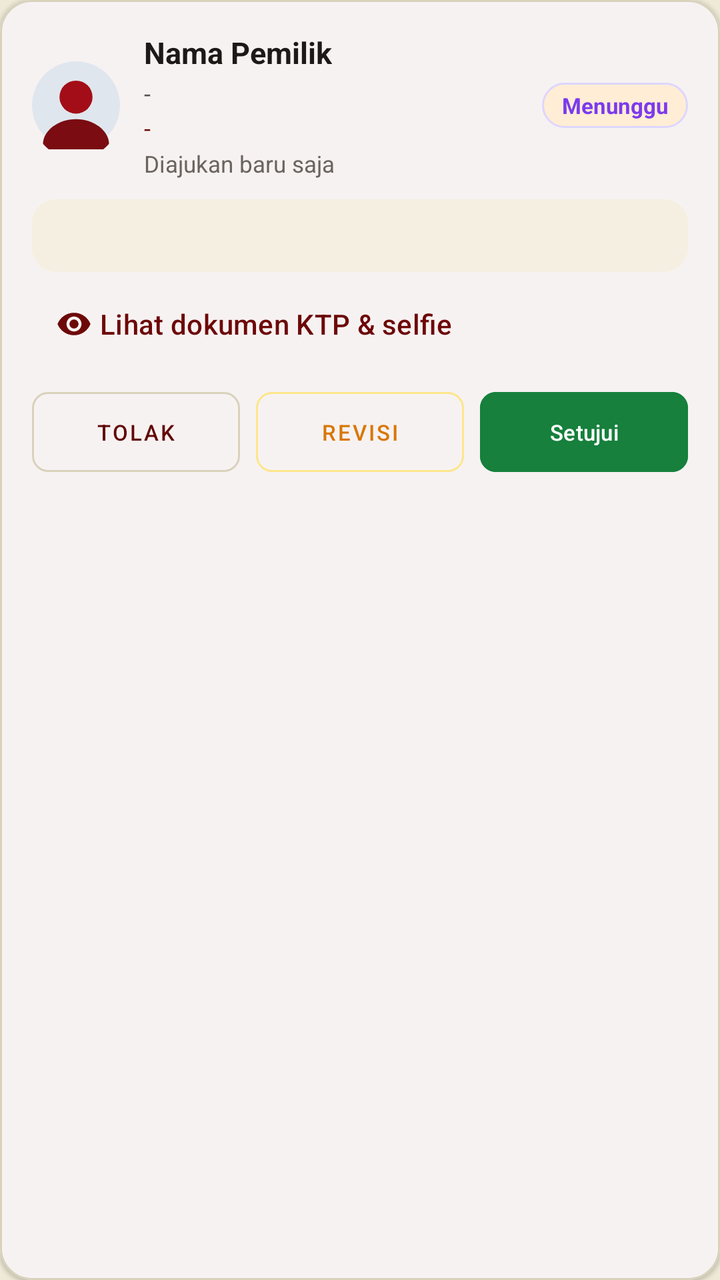
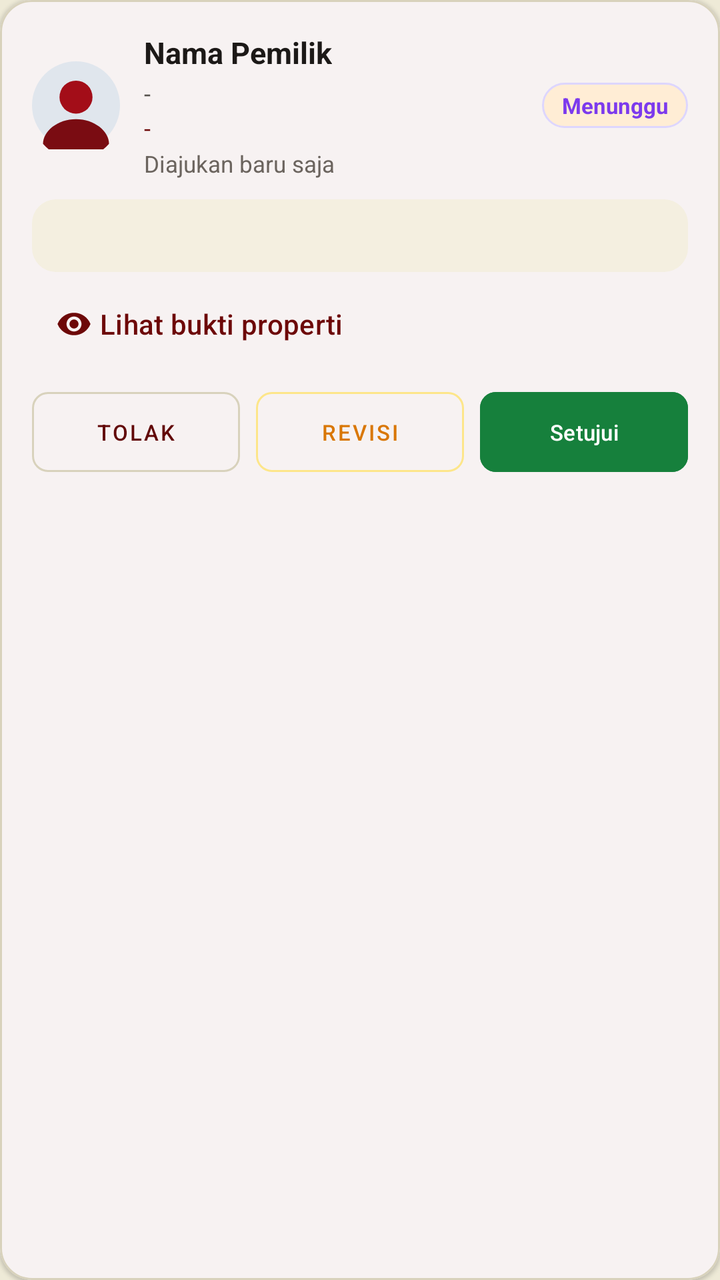

The first picture is an Android layout as it rendered before a commit; the second is the same layout after the commit. The layout source and the unified diff follow.
<!-- AndroidManifest.xml: application theme Theme.CariKostKita -->
<!-- res/layout/item_verification_card.xml -->
<?xml version="1.0" encoding="utf-8"?>
<com.google.android.material.card.MaterialCardView xmlns:android="http://schemas.android.com/apk/res/android"
    xmlns:app="http://schemas.android.com/apk/res-auto"
    android:layout_width="match_parent"
    android:layout_height="wrap_content"
    android:layout_marginBottom="12dp"
    app:cardBackgroundColor="@color/surface"
    app:cardCornerRadius="16dp"
    app:cardElevation="1dp"
    app:strokeColor="@color/border"
    app:strokeWidth="1dp">

    <LinearLayout
        android:layout_width="match_parent"
        android:layout_height="wrap_content"
        android:orientation="vertical"
        android:padding="16dp">

        <LinearLayout
            android:layout_width="match_parent"
            android:layout_height="wrap_content"
            android:gravity="center_vertical"
            android:orientation="horizontal">

            <ImageView
                android:id="@+id/iv_verif_avatar"
                android:layout_width="44dp"
                android:layout_height="44dp"
                android:layout_marginEnd="12dp"
                android:contentDescription="Avatar Calon Pemilik"
                android:src="@drawable/ic_avatar_male" />

            <LinearLayout
                android:layout_width="0dp"
                android:layout_height="wrap_content"
                android:layout_weight="1"
                android:orientation="vertical">

                <TextView
                    android:id="@+id/tv_verif_nama"
                    android:layout_width="wrap_content"
                    android:layout_height="wrap_content"
                    android:text="Nama Pemilik"
                    android:textColor="@color/text_primary"
                    android:textSize="15sp"
                    android:textStyle="bold" />

                <TextView
                    android:id="@+id/tv_verif_email"
                    android:layout_width="wrap_content"
                    android:layout_height="wrap_content"
                    android:layout_marginTop="2dp"
                    android:text="-"
                    android:textColor="@color/text_secondary"
                    android:textSize="12sp" />

                <TextView
                    android:id="@+id/tv_verif_phone"
                    android:layout_width="wrap_content"
                    android:layout_height="wrap_content"
                    android:layout_marginTop="1dp"
                    android:text="-"
                    android:textColor="@color/primary"
                    android:textSize="12sp" />

                <TextView
                    android:id="@+id/tv_verif_time"
                    android:layout_width="wrap_content"
                    android:layout_height="wrap_content"
                    android:layout_marginTop="2dp"
                    android:text="Diajukan baru saja"
                    android:textColor="@color/text_muted"
                    android:textSize="11.5sp" />
            </LinearLayout>

            <TextView
                android:id="@+id/tv_verif_badge"
                android:layout_width="wrap_content"
                android:layout_height="wrap_content"
                android:background="@drawable/bg_badge_campur"
                android:paddingHorizontal="10dp"
                android:paddingVertical="4dp"
                android:text="Menunggu"
                android:textColor="#7C3AED"
                android:textSize="11sp"
                android:textStyle="bold" />
        </LinearLayout>

        
        <TextView
            android:id="@+id/tv_verif_catatan"
            android:layout_width="match_parent"
            android:layout_height="wrap_content"
            android:layout_marginTop="10dp"
            android:background="@drawable/bg_icon_bubble_rect"
            android:padding="10dp"
            android:textColor="@color/text_secondary"
            android:textSize="12sp" />

        <com.google.android.material.button.MaterialButton
            android:id="@+id/btn_verif_docs"
            style="@style/Widget.Material3.Button.TextButton"
            android:layout_width="wrap_content"
            android:layout_height="44dp"
            android:layout_marginTop="4dp"
            android:text="Lihat dokumen KTP &amp; selfie"
            android:textColor="@color/primary"
            app:icon="@drawable/ic_visibility"
            app:iconTint="@color/primary" />

        
        <LinearLayout
            android:layout_width="match_parent"
            android:layout_height="wrap_content"
            android:layout_marginTop="12dp"
            android:orientation="horizontal">

            <com.google.android.material.button.MaterialButton
                android:id="@+id/btn_verif_tolak"
                style="@style/Widget.MaterialComponents.Button.OutlinedButton"
                android:layout_width="0dp"
                android:layout_height="40dp"
                android:layout_marginEnd="4dp"
                android:layout_weight="1"
                android:insetTop="0dp"
                android:insetBottom="0dp"
                android:text="Tolak"
                android:textColor="@color/primary_dark"
                android:textSize="11sp"
                app:cornerRadius="8dp"
                app:strokeColor="@color/border" />

            <com.google.android.material.button.MaterialButton
                android:id="@+id/btn_verif_revisi"
                style="@style/Widget.MaterialComponents.Button.OutlinedButton"
                android:layout_width="0dp"
                android:layout_height="40dp"
                android:layout_marginHorizontal="4dp"
                android:layout_weight="1"
                android:insetTop="0dp"
                android:insetBottom="0dp"
                android:text="Revisi"
                android:textColor="#D97706"
                android:textSize="11sp"
                app:cornerRadius="8dp"
                app:strokeColor="#FDE68A" />

            <com.google.android.material.button.MaterialButton
                android:id="@+id/btn_verif_setujui"
                android:layout_width="0dp"
                android:layout_height="40dp"
                android:layout_marginStart="4dp"
                android:layout_weight="1"
                android:backgroundTint="@color/action_whatsapp"
                android:insetTop="0dp"
                android:insetBottom="0dp"
                android:text="Setujui"
                android:textColor="@color/white"
                android:textSize="11sp"
                app:cornerRadius="8dp" />
        </LinearLayout>

    </LinearLayout>

</com.google.android.material.card.MaterialCardView>
<!-- resources referenced by this layout -->
<resources>
  <color name="action_whatsapp">#16803C</color>
  <color name="border">#D8D2BC</color>
  <color name="primary">#6D0808</color>
  <color name="primary_dark">#620808</color>
  <color name="surface">#FFFFFF</color>
  <color name="text_muted">#6B645E</color>
  <color name="text_primary">#1C1917</color>
  <color name="text_secondary">#57534E</color>
  <color name="white">#FFFFFF</color>
  <!-- drawable bg_badge_campur (drawable) -->
  <?xml version="1.0" encoding="utf-8"?>
  <shape xmlns:android="http://schemas.android.com/apk/res/android">
      <solid android:color="@color/badge_campur_soft" />
      <stroke android:width="1dp" android:color="#DDD6FE" />
      <corners android:radius="99dp" />
  </shape>
  <!-- drawable bg_icon_bubble_rect (drawable) -->
  <?xml version="1.0" encoding="utf-8"?>
  <shape xmlns:android="http://schemas.android.com/apk/res/android" android:shape="rectangle">
      <solid android:color="@color/primary_soft" />
      <corners android:radius="12dp" />
  </shape>
  <!-- drawable ic_avatar_male (drawable) -->
  <vector xmlns:android="http://schemas.android.com/apk/res/android"
      android:width="64dp"
      android:height="64dp"
      android:viewportWidth="64"
      android:viewportHeight="64">
      <path
          android:fillColor="#E0E6ED"
          android:pathData="M32,0A32,32 0,1 0,64,32A32,32 0,0 0,32,0z" />
      <path
          android:fillColor="#A30D18"
          android:pathData="M32,14a12,12 0,1 0,12,12A12,12 0,0 0,32,14z" />
      <path
          android:fillColor="#7A0C12"
          android:pathData="M32,42c-13.33,0 -24,8.67 -24,18a31.8,31.8 0,0 0,48,0C56,50.67 45.33,42 32,42z" />
  </vector>
  <!-- drawable ic_visibility (drawable) -->
  <vector xmlns:android="http://schemas.android.com/apk/res/android"
      android:width="24dp"
      android:height="24dp"
      android:viewportWidth="24"
      android:viewportHeight="24">
      <path
          android:fillColor="@color/text_primary"
          android:pathData="M12,4.5C7,4.5 2.73,7.61 1,12c1.73,4.39 6,7.5 11,7.5s9.27,-3.11 11,-7.5c-1.73,-4.39 -6,-7.5 -11,-7.5zM12,17c-2.76,0 -5,-2.24 -5,-5s2.24,-5 5,-5 5,2.24 5,5 -2.24,5 -5,5zm0,-8c-1.66,0 -3,1.34 -3,3s1.34,3 3,3 3,-1.34 3,-3 -1.34,-3 -3,-3z"/>
  </vector>
  <style name="Theme.CariKostKita" parent="Theme.Material3.DayNight.NoActionBar">
          
          <item name="colorPrimary">@color/primary</item>
          <item name="colorPrimaryDark">@color/primary_dark</item>
          <item name="colorOnPrimary">@color/on_primary</item>
          <item name="colorPrimaryContainer">@color/primary_soft</item>
          <item name="colorOnPrimaryContainer">@color/primary</item>
  
          
          <item name="android:windowBackground">@color/background</item>
          <item name="colorSurface">@color/surface</item>
          <item name="colorOnSurface">@color/text_primary</item>
          <item name="colorOutline">@color/border</item>
  
          
          <item name="android:statusBarColor">@color/primary_dark</item>
          <item name="android:windowLightStatusBar">false</item>
          <item name="android:navigationBarColor">@color/background</item>
          <item name="android:windowLightNavigationBar" tools:targetApi="o_mr1">true</item>
      </style>
  <color name="badge_campur_soft">#FFEDD5</color>
  <color name="primary_soft">#F4EFE0</color>
  <color name="on_primary">#EEEAD7</color>
  <color name="background">#EEEAD7</color>
</resources>

<!-- the commit's change to res/layout/item_verification_card.xml (unified diff, before → after) -->
@@ -103,7 +103,7 @@
             android:layout_width="wrap_content"
             android:layout_height="44dp"
             android:layout_marginTop="4dp"
-            android:text="Lihat dokumen KTP &amp; selfie"
+            android:text="Lihat bukti properti"
             android:textColor="@color/primary"
             app:icon="@drawable/ic_visibility"
             app:iconTint="@color/primary" />
